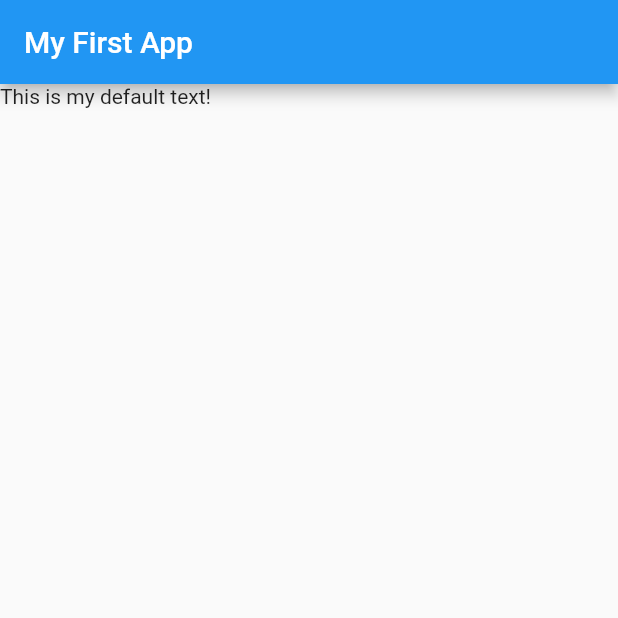
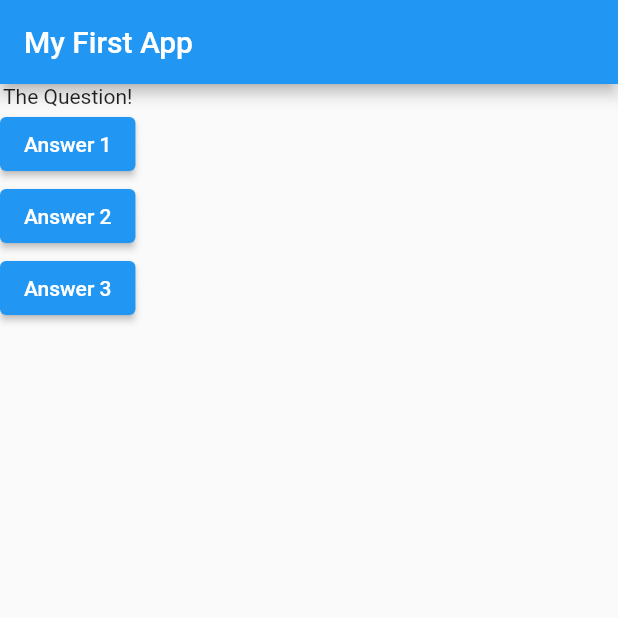
Before and after one commit to dksalsgus/fluttertest, a Flutter app: the screen it shows after launch, on a phone screen of 412 x 824 dp, the top half of it. Run offline on Flutter 3.47's test engine with Material 2 defaults, Android fonts, the phone set to English and light mode, and no system bars.

Commit message:
set ElevatedButton onPressed function

```diff
--- a/lib/main.dart
+++ b/lib/main.dart
@@ -16,17 +16,42 @@ void main() => runApp(new MyApp());
  * StatelessWidget 상속
  */
 class MyApp extends StatelessWidget {
+  void answerQuestion() {
+    print('Answer 1 chosen');
+  }
+
   @override
   Widget build(BuildContext context) {
-    // TODO: implement build
-    // throw UnimplementedError();
-    return new MaterialApp(
+    var questions = [
+      '가장 좋아하는 색깔',
+      '가장 좋아하는 동물',
+    ];
+    return MaterialApp(
       // Scaffold 기본 UI 제공
-      home: new Scaffold(
-        appBar: new AppBar(
-          title: new Text('My First App'),
+      home: Scaffold(
+        appBar: AppBar(
+          title: Text('My First App'),
         ),
-        body: Text('This is my default text!'),
+        body: Column(
+          // Column은 열로 배치 Row 행으로 배치
+          children: <Widget>[
+            Text('The Question!'),
+            ElevatedButton(
+              child: Text('Answer 1'),
+              onPressed:
+                  answerQuestion, // answerQuestion()는 바로 실행되기 떄문에 answerQuestion의 포인터만 onPressed에 준다
+            ),
+            ElevatedButton(
+              child: Text('Answer 2'),
+              onPressed: () => print('Answer 2 chosen!'), // 익명함수
+            ),
+            ElevatedButton(
+                child: Text('Answer 3'),
+                onPressed: () {
+                  print('Answer 3 chosen!'); // 익명함수
+                }),
+          ],
+        ),
       ),
     );
   }
```
